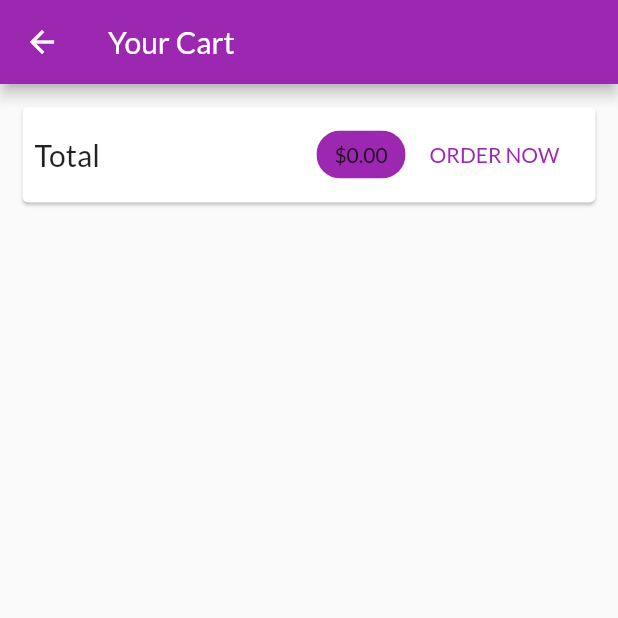
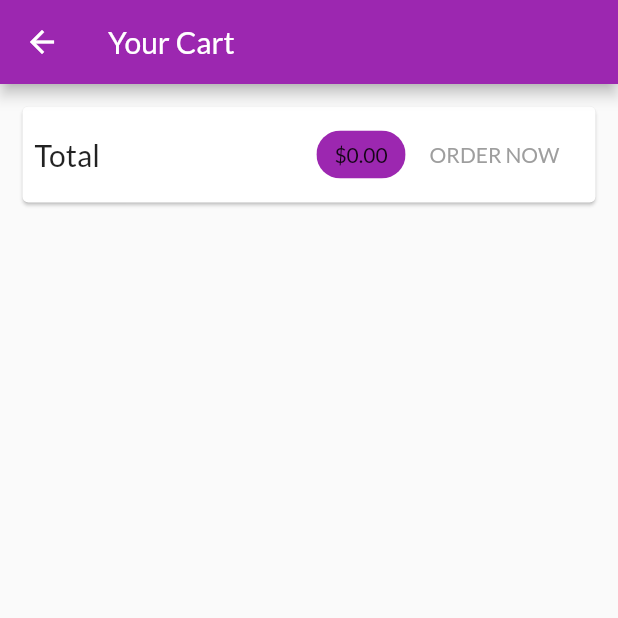
Before and after one commit to guzmanem/flutter__shop_app, a Flutter app: the CartScreen screen opened by its route, on a phone screen of 412 x 824 dp, the top half of it. Run offline on Flutter 3.47's test engine with Material 2 defaults, Android fonts, the phone set to English and light mode, and no system bars; missing offline and left inert: dart:ffi; network calls fail.

Commit message:
guardar ordenes en la db

```diff
--- a/lib/providers/products.dart
+++ b/lib/providers/products.dart
@@ -31,6 +31,9 @@ class Products with ChangeNotifier {
     try {
       final response = await http.get(url);
       final extractedData = json.decode(response.body) as Map<String, dynamic>;
+      if (extractedData == null) {
+        return;
+      }
       final List<Product> loadedProducts = [];
       extractedData.forEach((prodId, prodData) {
         loadedProducts.add(Product(
--- a/lib/screens/cart_screen.dart
+++ b/lib/screens/cart_screen.dart
@@ -38,21 +38,7 @@ class CartScreen extends StatelessWidget {
                     ),
                     backgroundColor: Theme.of(context).primaryColor,
                   ),
-                  FlatButton(
-                    onPressed: () {
-                      Provider.of<Orders>(context, listen: false).addOrder(
-                        cart.items.values.toList(),
-                        cart.totalAmount,
-                      );
-                      cart.clear();
-                    },
-                    child: Text(
-                      'ORDER NOW',
-                      style: TextStyle(
-                        color: Theme.of(context).primaryColor,
-                      ),
-                    ),
-                  ),
+                  OrderButton(cart: cart),
                 ],
               ),
             ),
@@ -76,3 +62,44 @@ class CartScreen extends StatelessWidget {
     );
   }
 }
+
+class OrderButton extends StatefulWidget {
+  const OrderButton({
+    Key key,
+    @required this.cart,
+  }) : super(key: key);
+
+  final Cart cart;
+
+  @override
+  State<OrderButton> createState() => _OrderButtonState();
+}
+
+class _OrderButtonState extends State<OrderButton> {
+  var isLoadig = false;
+
+  @override
+  Widget build(BuildContext context) {
+    return FlatButton(
+      disabledTextColor: Colors.grey,
+      onPressed: (widget.cart.totalAmount <= 0 || isLoadig)
+          ? null
+          : () async {
+              setState(() {
+                isLoadig = true;
+              });
+              await Provider.of<Orders>(context, listen: false).addOrder(
+                widget.cart.items.values.toList(),
+                widget.cart.totalAmount,
+              );
+              setState(() {
+                isLoadig = false;
+              });
+              widget.cart.clear();
+            },
+      child: isLoadig ? CircularProgressIndicator() : Text(
+        'ORDER NOW',
+      ),
+    );
+  }
+}
```
Also changed, not shown: lib/providers/orders.dart (+56 -2 lines), lib/screens/order_screen.dart (+30 -5 lines).
